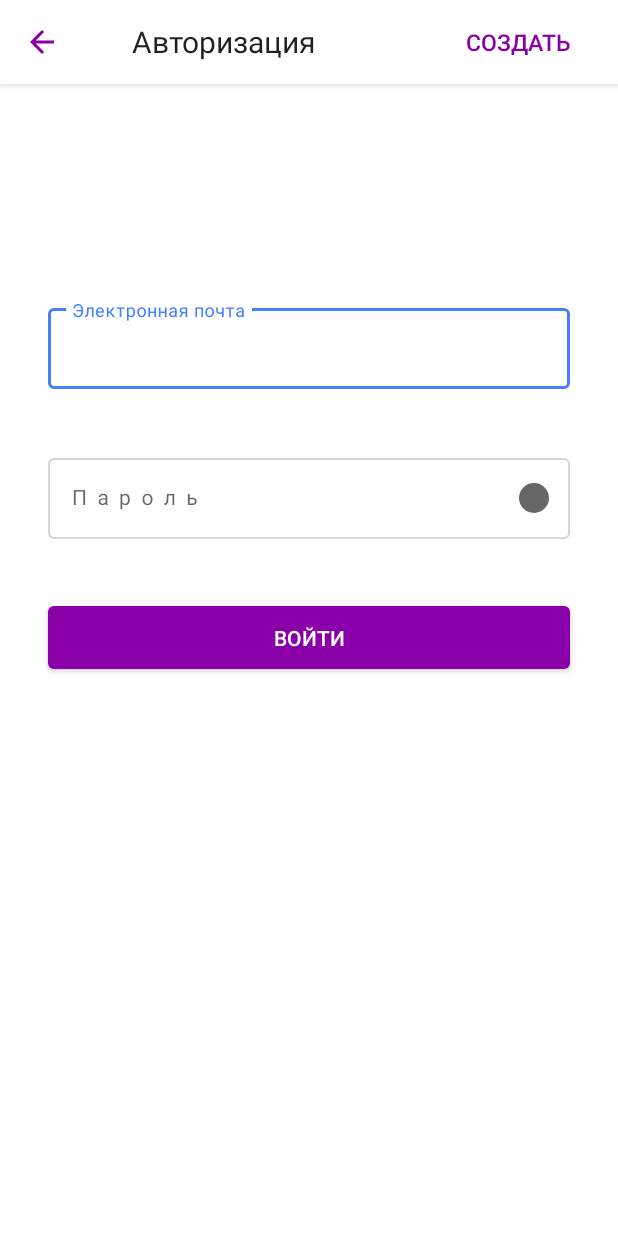
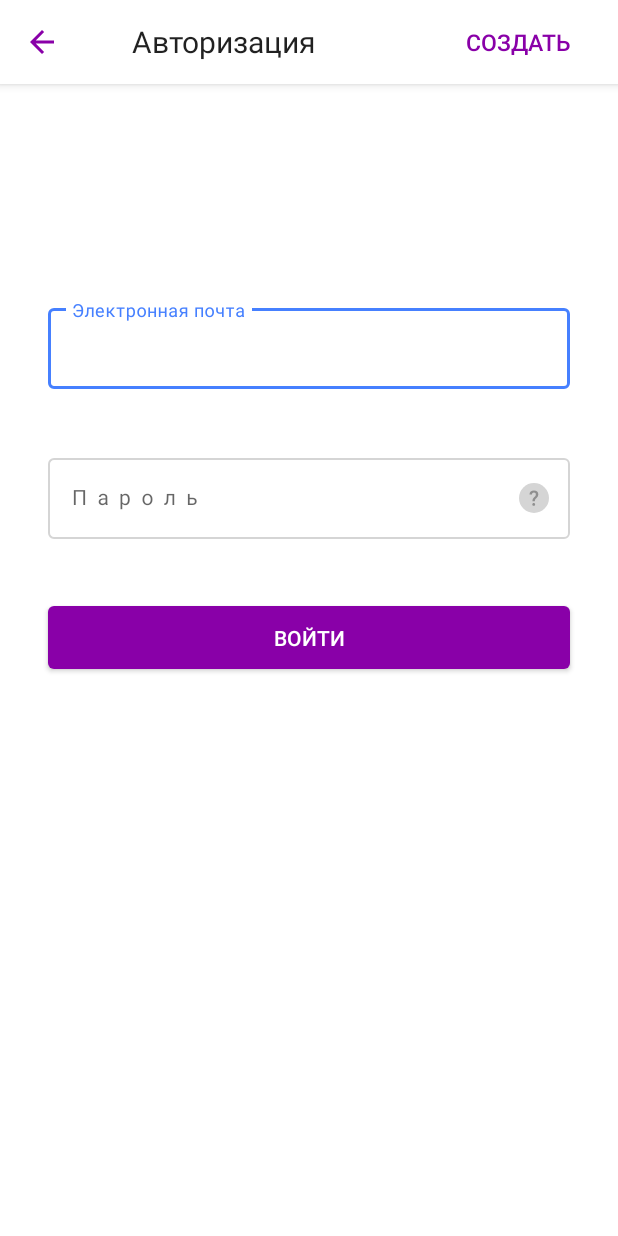
Before and after one commit to Arantier/Heads-and-Hands-Task, an Android app: the screen it shows after launch (MainActivity), on a phone screen of 412 x 824 dp. Run offline under Robolectric (Android 15) with nearby library versions, the phone set to English and light mode, and no system bars.

Commit message:
Fixed: password end icon

```diff
--- a/app/src/main/res/layout/activity_main.xml
+++ b/app/src/main/res/layout/activity_main.xml
@@ -68,9 +68,12 @@
         android:layout_marginTop="@dimen/input_fields_padding_inbetween"
         android:hint="@string/title_password_placeholder"
         app:hintTextAppearance="?attr/textAppearanceCaption"
+        app:errorEnabled="true"
         app:endIconMode="custom"
-        app:errorEnabled="true"
         app:endIconDrawable="@drawable/ic_question"
+        app:endIconTint="#00000000"
+        app:endIconTintMode="src_atop"
+        app:endIconContentDescription="No predefined behavior"
         app:layout_constraintBottom_toTopOf="@+id/buttonLogin"
         app:layout_constraintEnd_toEndOf="parent"
         app:layout_constraintStart_toStartOf="parent"
```
